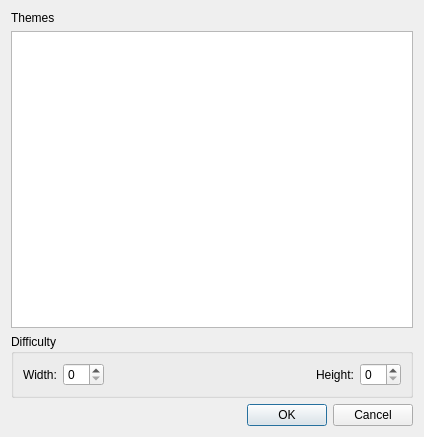
Before: the Qt Designer form src/newmemorydialog.ui in KDE/pairs, drawn with Qt 5.
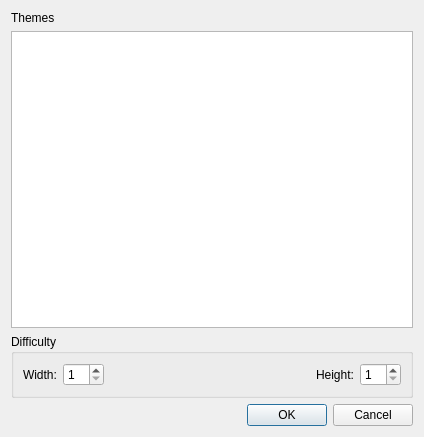
After: the same form once the commit is applied.

What changed in the file:
```diff
--- a/src/newmemorydialog.ui
+++ b/src/newmemorydialog.ui
@@ -38,7 +38,11 @@
        </widget>
       </item>
       <item>
-       <widget class="QSpinBox" name="spinBox_2"/>
+       <widget class="QSpinBox" name="spinBox_2">
+        <property name="minimum">
+         <number>1</number>
+        </property>
+       </widget>
       </item>
       <item>
        <spacer name="horizontalSpacer">
@@ -61,7 +65,11 @@
        </widget>
       </item>
       <item>
-       <widget class="QSpinBox" name="spinBox"/>
+       <widget class="QSpinBox" name="spinBox">
+        <property name="minimum">
+         <number>1</number>
+        </property>
+       </widget>
       </item>
      </layout>
     </widget>
```
